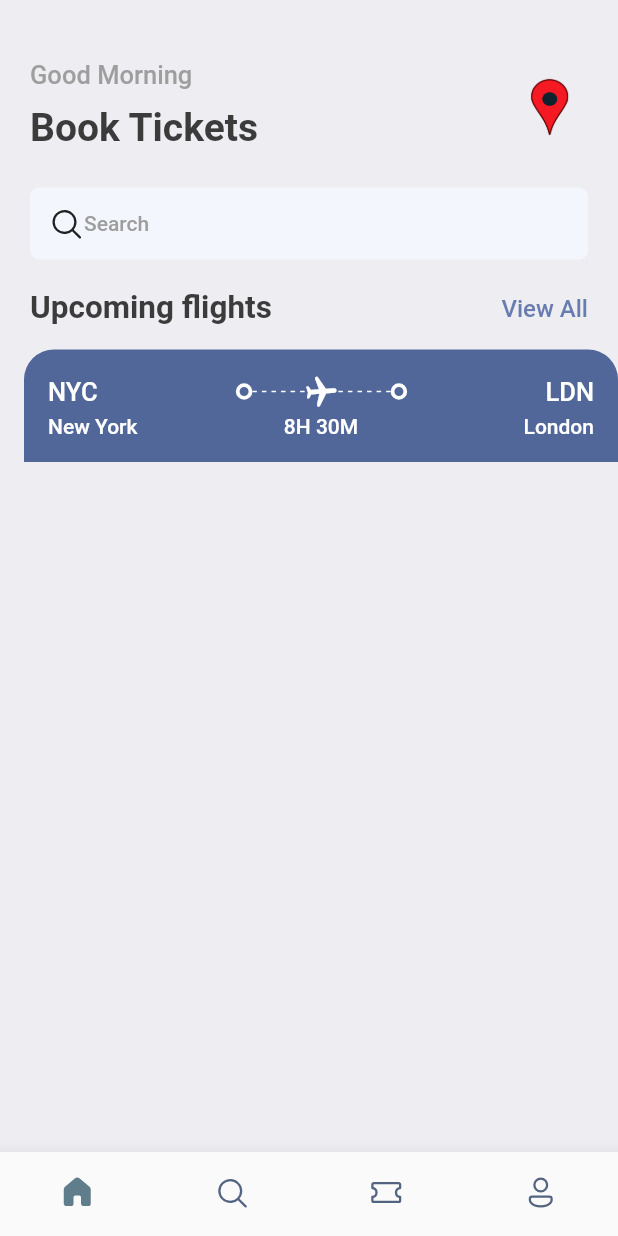
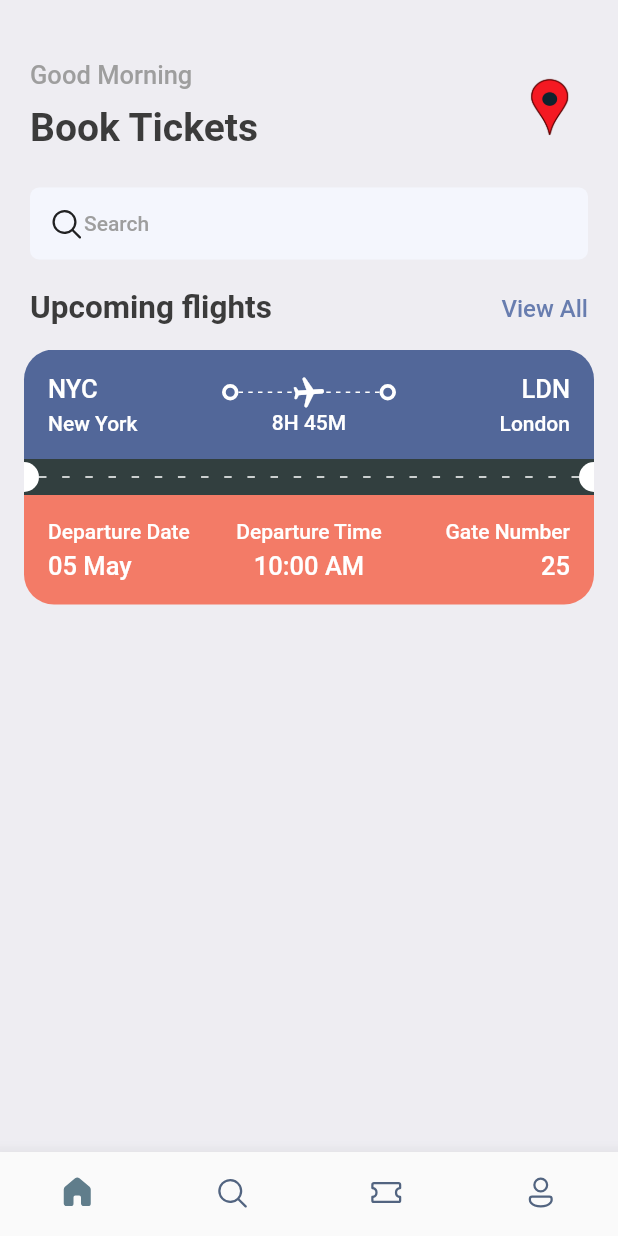
Before and after one commit to jeclauden/travel, a Flutter app: the screen it shows after launch, on a phone screen of 412 x 824 dp. Run offline on Flutter 3.47's test engine with Material 2 defaults, Android fonts, the phone set to English and light mode, and no system bars; our stand-ins replace fluentui_icons, gap.

Commit message:
Clean code
Clean the code by introducing reusable widgets

```diff
--- a/lib/screens/home_screen.dart
+++ b/lib/screens/home_screen.dart
@@ -3,6 +3,7 @@ import 'package:flutter/material.dart';
 import 'package:gap/gap.dart';
 import 'package:travel/screens/ticket_view.dart';
 import 'package:travel/utils/app_styles.dart';
+import 'package:travel/utils/trip_details.dart';
 
 class HomeScreen extends StatelessWidget {
   const HomeScreen({Key? key}) : super(key: key);
@@ -87,7 +88,19 @@ class HomeScreen extends StatelessWidget {
             ),
           ),
           const Gap(15),
-          const TicketView(),
+          SingleChildScrollView(
+            scrollDirection: Axis.horizontal,
+            child: Row(
+              children: [
+                TicketView(
+                  trip: tripOne,
+                ),
+                TicketView(
+                  trip: tripTwo,
+                ),
+              ],
+            ),
+          ),
         ],
       ),
     );
--- a/lib/screens/ticket_view.dart
+++ b/lib/screens/ticket_view.dart
@@ -1,11 +1,13 @@
 import 'package:flutter/material.dart';
-import 'package:gap/gap.dart';
 import 'package:travel/utils/app_layout.dart';
-import 'package:travel/utils/app_styles.dart';
-import 'package:travel/widgets/thick_circle.dart';
+import 'package:travel/utils/trip_details.dart';
+import 'package:travel/widgets/ticket_bottom_section.dart';
+import 'package:travel/widgets/ticket_middle_section.dart';
+import 'package:travel/widgets/ticket_top_section.dart';
 
 class TicketView extends StatelessWidget {
-  const TicketView({Key? key}) : super(key: key);
+  final Trip trip;
+  const TicketView({Key? key, required this.trip}) : super(key: key);
 
   @override
   Widget build(BuildContext context) {
@@ -14,112 +16,29 @@ class TicketView extends StatelessWidget {
       width: size.width,
       height: 200,
       child: Container(
-        margin: const EdgeInsets.only(left: 16),
+        margin: const EdgeInsets.symmetric(horizontal: 16),
         child: Column(
           mainAxisSize: MainAxisSize.min,
           children: [
             /*
             This container shows the top blue section of the card.
             */
-            Container(
-              padding: const EdgeInsets.all(16),
-              decoration: BoxDecoration(
-                color: Styles.greyColor,
-                borderRadius: const BorderRadius.only(
-                  topLeft: Radius.circular(20),
-                  topRight: Radius.circular(20),
-                ),
-              ),
-              child: Column(
-                children: [
-                  Row(
-                    children: [
-                      Text(
-                        "NYC",
-                        style: Styles.headLineStyle_3
-                            .copyWith(color: Colors.white),
-                      ),
-                      const Spacer(),
-                      const ThickCircle(),
-                      Expanded(
-                        child: Stack(
-                          children: [
-                            SizedBox(
-                              height: 24,
-                              child: LayoutBuilder(
-                                builder: (BuildContext context,
-                                    BoxConstraints constraints) {
-                                  var numberOfdashes =
-                                      (constraints.constrainWidth() / 6)
-                                          .floor();
-                                  return Flex(
-                                      mainAxisAlignment:
-                                          MainAxisAlignment.spaceBetween,
-                                      direction: Axis.horizontal,
-                                      children: List.generate(
-                                          numberOfdashes,
-                                          (index) => const SizedBox(
-                                                width: 3,
-                                                height: 1,
-                                                child: DecoratedBox(
-                                                    decoration: BoxDecoration(
-                                                        color: Colors.white)),
-                                              )));
-                                },
-                              ),
-                            ),
-                            Center(
-                              child: Transform.rotate(
-                                angle: 1.5,
-                                child: const Icon(
-                                  Icons.local_airport_rounded,
-                                  color: Colors.white,
-                                ),
-                              ),
-                            ),
-                          ],
-                        ),
-                      ),
-                      const ThickCircle(),
-                      const Spacer(),
-                      Text(
-                        "LDN",
-                        style: Styles.headLineStyle_3
-                            .copyWith(color: Colors.white),
-                      ),
-                    ],
-                  ),
-                  const Gap(3),
-                  Row(
-                    mainAxisAlignment: MainAxisAlignment.spaceBetween,
-                    children: [
-                      SizedBox(
-                        width: 100,
-                        child: Text(
-                          "New York",
-                          style: Styles.headLineStyle_4
-                              .copyWith(color: Colors.white),
-                        ),
-                      ),
-                      Text(
-                        "8H 30M",
-                        style: Styles.headLineStyle_4
-                            .copyWith(color: Colors.white),
-                      ),
-                      SizedBox(
-                        width: 100,
-                        child: Text(
-                          "London",
-                          textAlign: TextAlign.end,
-                          style: Styles.headLineStyle_4
-                              .copyWith(color: Colors.white),
-                        ),
-                      ),
-                    ],
-                  )
-                ],
-              ),
-            )
+            TicketTopSection(
+                departure: trip.depature,
+                destination: trip.destination,
+                duration: trip.duration),
+
+            /*
+            Orage section of the ticket
+            */
+            const TicketMiddleSection(),
+            /*
+            Bottom section of the ticket
+            */
+            TicketBottonSection(
+                depatureDate: trip.depatureDate,
+                depatureTime: trip.depatureTime,
+                gateNumber: trip.gateNumber),
           ],
         ),
       ),
--- /dev/null
+++ b/lib/utils/airplane.dart
@@ -0,0 +1,32 @@
+import 'package:flutter/material.dart';
+import 'package:travel/widgets/thick_circle.dart';
+
+import 'dashes.dart';
+
+class Airplane extends StatelessWidget {
+  const Airplane({Key? key}) : super(key: key);
+
+  @override
+  Widget build(BuildContext context) {
+    return Stack(
+      children: [
+        Row(
+          children: const [
+            ThickCircle(),
+            Dashes(height: 1, width: 3, spacerFactor: 6),
+            ThickCircle(),
+          ],
+        ),
+        Center(
+          child: Transform.rotate(
+            angle: 1.5,
+            child: const Icon(
+              Icons.local_airport_rounded,
+              color: Colors.white,
+            ),
+          ),
+        )
+      ],
+    );
+  }
+}
--- a/lib/utils/app_styles.dart
+++ b/lib/utils/app_styles.dart
@@ -3,10 +3,13 @@ import 'package:flutter/material.dart';
 Color primary = const Color(0xFF687daf);
 
 class Styles {
+  // Colors
   static Color primaryColor = primary;
   static Color textColor = const Color(0xFF3b3b3b);
   static Color bgColor = const Color(0xFFeeedf2);
   static Color greyColor = const Color(0xFF526799);
+  static Color orangeColor = const Color(0xFFF37B67);
+  // Text styles
   static TextStyle textStyle = TextStyle(
     fontSize: 16,
     color: textColor,
--- /dev/null
+++ b/lib/utils/dashes.dart
@@ -0,0 +1,43 @@
+import 'package:flutter/material.dart';
+
+class Dashes extends StatelessWidget {
+  final double height;
+  final double width;
+  final int spacerFactor;
+
+  const Dashes({
+    required this.height,
+    required this.width,
+    required this.spacerFactor,
+    Key? key,
+  }) : super(key: key);
+
+  @override
+  Widget build(BuildContext context) {
+    return Expanded(
+      child: SizedBox(
+        height: 24,
+        child: LayoutBuilder(builder: (
+          BuildContext context,
+          BoxConstraints constraints,
+        ) {
+          return Flex(
+            mainAxisAlignment: MainAxisAlignment.spaceBetween,
+            mainAxisSize: MainAxisSize.max,
+            direction: Axis.horizontal,
+            children: List.generate(
+              (constraints.constrainWidth() / spacerFactor).floor(),
+              (index) => SizedBox(
+                width: width,
+                height: height,
+                child: const DecoratedBox(
+                  decoration: BoxDecoration(color: Colors.white),
+                ),
+              ),
+            ),
+          );
+        }),
+      ),
+    );
+  }
+}
--- /dev/null
+++ b/lib/utils/trip_details.dart
@@ -0,0 +1,41 @@
+class Trip {
+  final City depature;
+  final City destination;
+  final String duration;
+  final int gateNumber;
+  final String depatureDate;
+  final String depatureTime;
+
+  Trip(this.depature, this.destination, this.duration, this.gateNumber,
+      this.depatureDate, this.depatureTime);
+}
+
+class City {
+  final String abr;
+  final String name;
+  City(this.abr, this.name);
+}
+
+City depature = City("NYC", "New York");
+City destination = City("LDN", "London");
+
+Trip tripOne = Trip(
+  depature,
+  destination,
+  "8H 45M",
+  25,
+  "05 May",
+  "10:00 AM",
+);
+
+City depature2 = City("ADL", "Adelaide");
+City destination2 = City("SYD", "Sydney");
+
+Trip tripTwo = Trip(
+  depature2,
+  destination2,
+  "2H 20M",
+  13,
+  "10 Jun",
+  "09:00 PM",
+);
--- /dev/null
+++ b/lib/widgets/ticket_bottom_section.dart
@@ -0,0 +1,95 @@
+import 'package:flutter/material.dart';
+import 'package:gap/gap.dart';
+import '../utils/app_styles.dart';
+
+class TicketBottonSection extends StatelessWidget {
+  final String depatureDate;
+  final String depatureTime;
+  final int gateNumber;
+
+  const TicketBottonSection(
+      {Key? key,
+      required this.depatureDate,
+      required this.depatureTime,
+      required this.gateNumber})
+      : super(key: key);
+
+  @override
+  Widget build(BuildContext context) {
+    return Container(
+      padding: const EdgeInsets.all(16),
+      decoration: BoxDecoration(
+        color: Styles.orangeColor,
+        borderRadius: const BorderRadius.only(
+          bottomLeft: Radius.circular(20),
+          bottomRight: Radius.circular(20),
+        ),
+      ),
+      child: Column(
+        children: [
+          Row(
+            children: [
+              Flexible(
+                fit: FlexFit.tight,
+                child: Column(
+                  crossAxisAlignment: CrossAxisAlignment.start,
+                  children: [
+                    Text(
+                      "Departure Date",
+                      style:
+                          Styles.headLineStyle_4.copyWith(color: Colors.white),
+                    ),
+                    const Gap(5),
+                    Text(
+                      depatureDate,
+                      style:
+                          Styles.headLineStyle_3.copyWith(color: Colors.white),
+                    ),
+                  ],
+                ),
+              ),
+              Flexible(
+                fit: FlexFit.tight,
+                child: Column(
+                  crossAxisAlignment: CrossAxisAlignment.center,
+                  children: [
+                    Text(
+                      "Departure Time",
+                      style:
+                          Styles.headLineStyle_4.copyWith(color: Colors.white),
+                    ),
+                    const Gap(5),
+                    Text(
+                      depatureTime,
+                      style:
+                          Styles.headLineStyle_3.copyWith(color: Colors.white),
+                    ),
+                  ],
+                ),
+              ),
+              Flexible(
+                fit: FlexFit.tight,
+                child: Column(
+                  crossAxisAlignment: CrossAxisAlignment.end,
+                  children: [
+                    Text(
+                      "Gate Number",
+                      style:
+                          Styles.headLineStyle_4.copyWith(color: Colors.white),
+                    ),
+                    const Gap(5),
+                    Text(
+                      gateNumber.toString(),
+                      style:
+                          Styles.headLineStyle_3.copyWith(color: Colors.white),
+                    ),
+                  ],
+                ),
+              ),
+            ],
+          )
+        ],
+      ),
+    );
+  }
+}
--- /dev/null
+++ b/lib/widgets/ticket_middle_section.dart
@@ -0,0 +1,44 @@
+import 'package:flutter/material.dart';
+import '../utils/dashes.dart';
+
+class TicketMiddleSection extends StatelessWidget {
+  const TicketMiddleSection({Key? key}) : super(key: key);
+
+  @override
+  Widget build(BuildContext context) {
+    return Container(
+      color: const Color.fromARGB(255, 50, 63, 63),
+      child: Row(
+        children: const [
+          SizedBox(
+            height: 20,
+            width: 10,
+            child: DecoratedBox(
+              decoration: BoxDecoration(
+                color: Colors.white,
+                borderRadius: BorderRadius.only(
+                  topRight: Radius.circular(10),
+                  bottomRight: Radius.circular(10),
+                ),
+              ),
+            ),
+          ),
+          Dashes(height: 1, width: 5, spacerFactor: 15),
+          SizedBox(
+            height: 20,
+            width: 10,
+            child: DecoratedBox(
+              decoration: BoxDecoration(
+                color: Colors.white,
+                borderRadius: BorderRadius.only(
+                  topLeft: Radius.circular(10),
+                  bottomLeft: Radius.circular(10),
+                ),
+              ),
+            ),
+          )
+        ],
+      ),
+    );
+  }
+}
--- /dev/null
+++ b/lib/widgets/ticket_top_section.dart
@@ -0,0 +1,92 @@
+import 'package:flutter/material.dart';
+import 'package:gap/gap.dart';
+import 'package:travel/utils/airplane.dart';
+import 'package:travel/utils/trip_details.dart';
+import '../utils/app_styles.dart';
+
+class TicketTopSection extends StatelessWidget {
+  final City departure;
+  final City destination;
+  final String duration;
+
+  const TicketTopSection(
+      {Key? key,
+      required this.departure,
+      required this.destination,
+      required this.duration})
+      : super(key: key);
+
+  @override
+  Widget build(BuildContext context) {
+    return Container(
+      padding: const EdgeInsets.all(16),
+      decoration: BoxDecoration(
+        color: Styles.greyColor,
+        borderRadius: const BorderRadius.only(
+          topLeft: Radius.circular(20),
+          topRight: Radius.circular(20),
+        ),
+      ),
+      child: Column(
+        children: [
+          Row(
+            children: [
+              Flexible(
+                fit: FlexFit.tight,
+                child: Column(
+                  crossAxisAlignment: CrossAxisAlignment.start,
+                  children: [
+                    Text(
+                      departure.abr,
+                      style:
+                          Styles.headLineStyle_3.copyWith(color: Colors.white),
+                    ),
+                    const Gap(5),
+                    Text(
+                      departure.name,
+                      style:
+                          Styles.headLineStyle_4.copyWith(color: Colors.white),
+                    ),
+                  ],
+                ),
+              ),
+              Flexible(
+                fit: FlexFit.tight,
+                child: Column(
+                  crossAxisAlignment: CrossAxisAlignment.center,
+                  children: [
+                    const Airplane(),
+                    Text(
+                      duration,
+                      style:
+                          Styles.headLineStyle_4.copyWith(color: Colors.white),
+                    ),
+                  ],
+                ),
+              ),
+              Flexible(
+                fit: FlexFit.tight,
+                child: Column(
+                  crossAxisAlignment: CrossAxisAlignment.end,
+                  children: [
+                    Text(
+                      destination.abr,
+                      style:
+                          Styles.headLineStyle_3.copyWith(color: Colors.white),
+                    ),
+                    const Gap(5),
+                    Text(
+                      destination.name,
+                      style:
+                          Styles.headLineStyle_4.copyWith(color: Colors.white),
+                    ),
+                  ],
+                ),
+              ),
+            ],
+          )
+        ],
+      ),
+    );
+  }
+}
```
